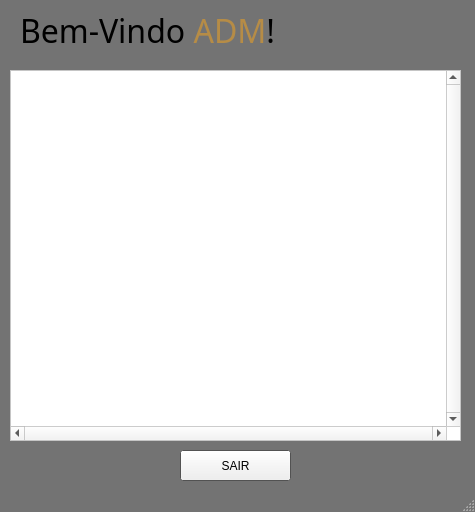
Old version of the form bin/interface/local_interface/utils/telas/ui_files/Admin_window.ui in the repository DaviHeinrichs/Projeto-GerenciadordeSenhas.
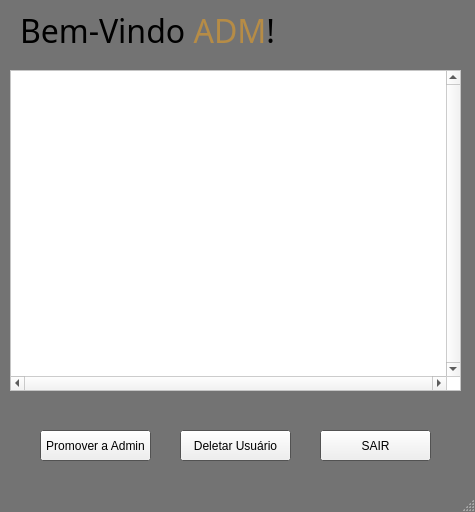
New version of the form. Icons and pictures are not drawn.

Commit message: Update Admin Window

Diff of the .ui file:
```diff
--- a/bin/interface/local_interface/utils/telas/ui_files/Admin_window.ui
+++ b/bin/interface/local_interface/utils/telas/ui_files/Admin_window.ui
@@ -205,8 +205,8 @@
    <widget class="QPushButton" name="exit_2">
     <property name="geometry">
      <rect>
-      <x>180</x>
-      <y>450</y>
+      <x>320</x>
+      <y>430</y>
       <width>111</width>
       <height>31</height>
      </rect>
@@ -221,7 +221,7 @@
       <x>10</x>
       <y>70</y>
       <width>451</width>
-      <height>371</height>
+      <height>321</height>
      </rect>
     </property>
     <property name="palette">
@@ -362,6 +362,32 @@
      <bool>true</bool>
     </property>
    </widget>
+   <widget class="QPushButton" name="DeleteUser">
+    <property name="geometry">
+     <rect>
+      <x>180</x>
+      <y>430</y>
+      <width>111</width>
+      <height>31</height>
+     </rect>
+    </property>
+    <property name="text">
+     <string>Deletar Usuário</string>
+    </property>
+   </widget>
+   <widget class="QPushButton" name="UserToAdmin">
+    <property name="geometry">
+     <rect>
+      <x>40</x>
+      <y>430</y>
+      <width>111</width>
+      <height>31</height>
+     </rect>
+    </property>
+    <property name="text">
+     <string>Promover a Admin</string>
+    </property>
+   </widget>
   </widget>
   <widget class="QStatusBar" name="statusbar"/>
  </widget>
```
Left out of the diff: 2 changed lines with no effect on the pictures. The commit also changes 14 other files.
